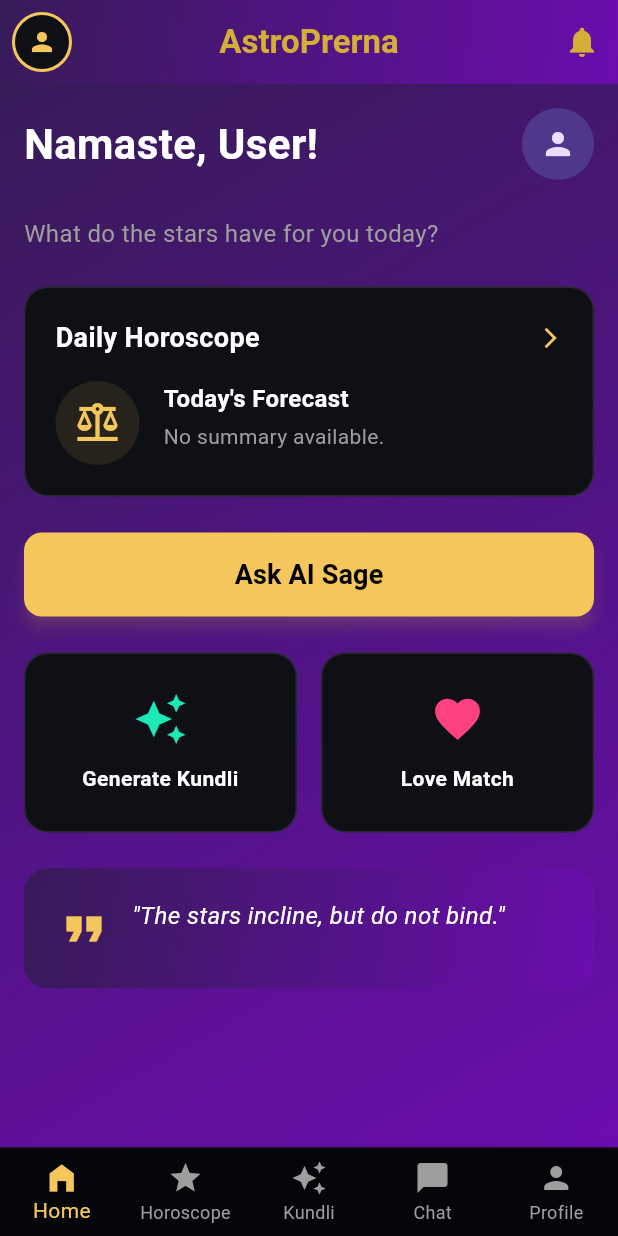
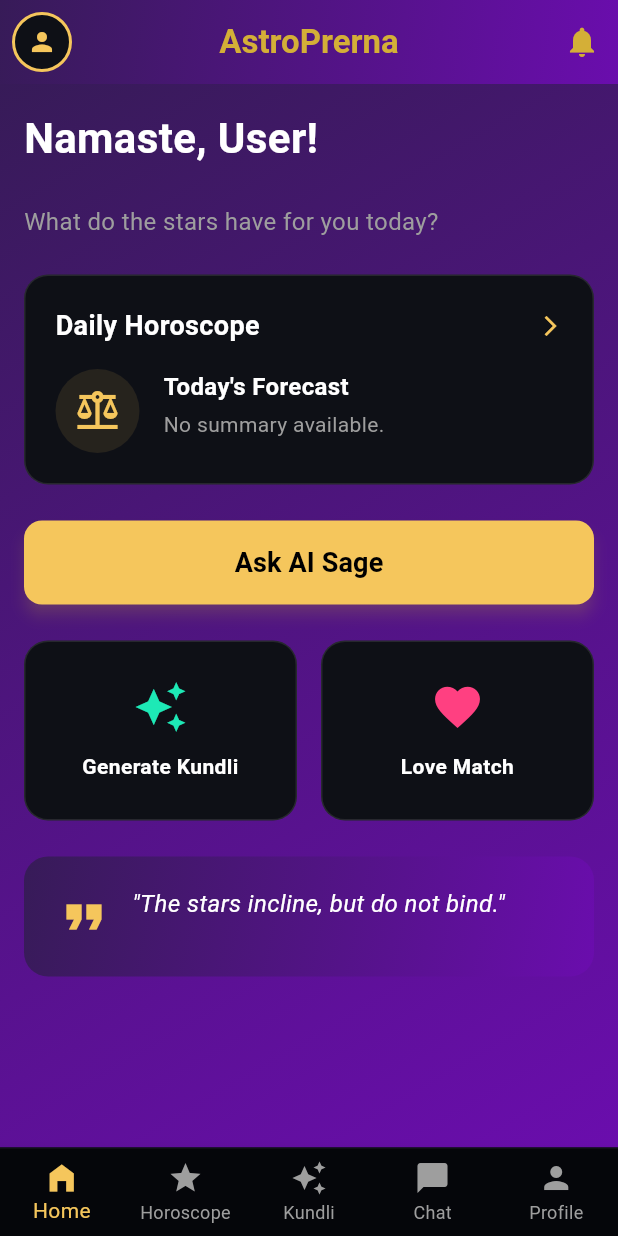
Before and after one commit to aasheesh333/AstroGuru, a Flutter app: the MainScreen screen opened by its route, on a phone screen of 412 x 824 dp. Run offline on Flutter 3.47's test engine with Material 3 defaults, Android fonts, the phone set to English and light mode, and no system bars; our stand-ins replace cloud_firestore, firebase_auth, firebase_core, flutter_dotenv, flutter_image_compress, google_fonts and 5 more; missing offline and left inert: onesignal_flutter, sweph; accounts and stored records are empty; network calls fail.

Commit message:
Refactor MainScreen AppBar to include user profile avatar and clean up HomeScreen.
- MainScreen: Updated `_buildAppBar` to use `Consumer<UserProvider>` for the leading widget. It now displays the user's uploaded profile image (if available) or a default icon.
- HomeScreen: Removed the redundant profile image CircleAvatar from the greeting Row to avoid duplication.
- Ensured navigation to the Profile tab still works when tapping the AppBar avatar.

```diff
--- a/lib/screens/home_screen.dart
+++ b/lib/screens/home_screen.dart
@@ -172,7 +172,6 @@ class _HomeScreenState extends State<HomeScreen> {
             children: [
               // Greeting Row
               Row(
-                mainAxisAlignment: MainAxisAlignment.spaceBetween,
                 children: [
                    Column(
                      crossAxisAlignment: CrossAxisAlignment.start,
@@ -187,19 +186,6 @@ class _HomeScreenState extends State<HomeScreen> {
                        ),
                      ],
                    ),
-
-                   // Profile Icon Small
-                   if (!isGuest && userProvider.profileImageBase64 != null)
-                      CircleAvatar(
-                        radius: 24,
-                        backgroundImage: MemoryImage(base64Decode(userProvider.profileImageBase64!)),
-                        backgroundColor: Colors.transparent,
-                      )
-                   else if (!isGuest)
-                      const CircleAvatar(
-                        radius: 24,
-                        child: Icon(Icons.person),
-                      )
                 ],
               ),
 
--- a/lib/screens/main_screen.dart
+++ b/lib/screens/main_screen.dart
@@ -1,4 +1,7 @@
+import 'dart:convert';
 import 'package:flutter/material.dart';
+import 'package:provider/provider.dart';
+import '../logic/user_provider.dart';
 import '../theme/app_colors.dart';
 import 'home_screen.dart';
 import 'horoscope_screen.dart';
@@ -44,13 +47,29 @@ class _MainScreenState extends State<MainScreen> {
           },
           child: Padding(
             padding: const EdgeInsets.all(8.0),
-            child: Container(
+            child: Consumer<UserProvider>(
+              builder: (context, userProvider, child) {
+                if (userProvider.profileImageBase64 != null) {
+                  return Container(
+                    decoration: BoxDecoration(
+                      shape: BoxShape.circle,
+                      border: Border.all(color: AppColors.primaryGold, width: 2),
+                      image: DecorationImage(
+                        image: MemoryImage(base64Decode(userProvider.profileImageBase64!)),
+                        fit: BoxFit.cover,
+                      ),
+                    ),
+                  );
+                }
+                return Container(
                   decoration: BoxDecoration(
                     shape: BoxShape.circle,
                     border: Border.all(color: AppColors.primaryGold, width: 2),
                     color: AppColors.surfaceColor,
                   ),
                   child: const Icon(Icons.person, color: AppColors.primaryGold, size: 20),
+                );
+              },
             ),
           ),
         );
```
Lines whose indentation alone changed are shown as unchanged.
